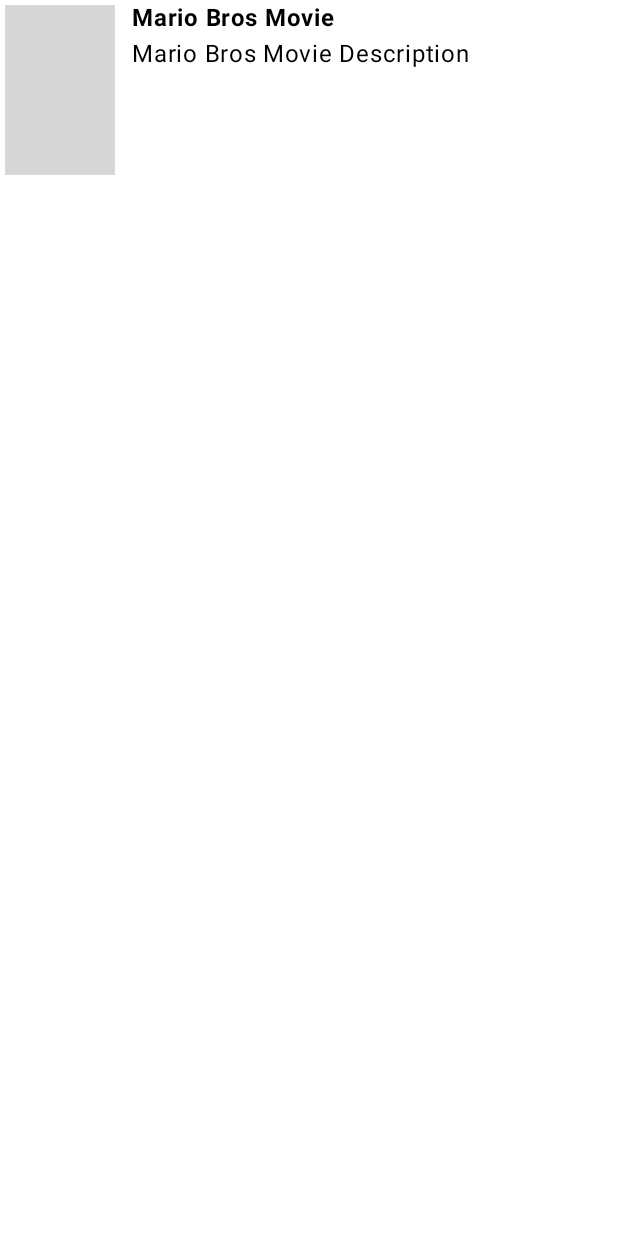
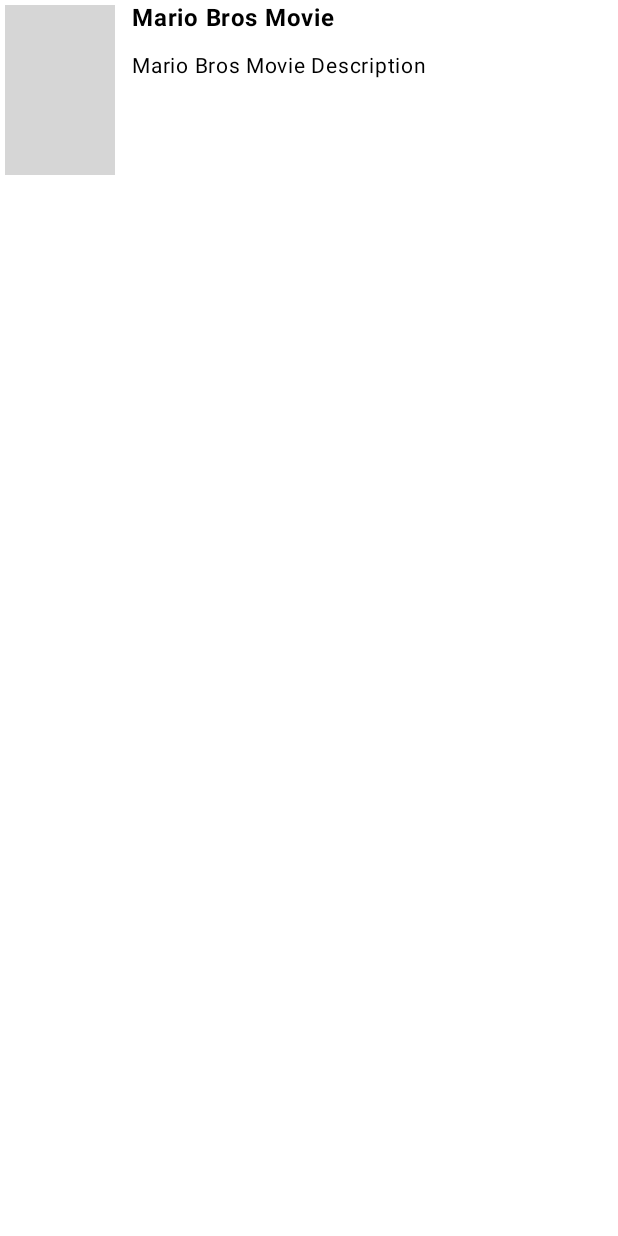
Before and after one commit to jordiejuwono/MovieBDD, an Android app built with Jetpack Compose: the @Preview function MovieItemPreview, on a phone screen of 412 x 824 dp. Run offline under Robolectric (Android 15) with nearby library versions, the phone set to English and light mode, and no system bars; pictures from the network do not load; grey boxes are pictures that could not be loaded.

Commit message:
finishing feature get top rated movies list

```diff
--- a/app/build.gradle
+++ b/app/build.gradle
@@ -51,9 +51,11 @@ dependencies {
     implementation 'androidx.core:core-ktx:1.7.0'
     implementation 'androidx.lifecycle:lifecycle-runtime-ktx:2.3.1'
     implementation 'androidx.activity:activity-compose:1.3.1'
+    implementation "androidx.compose.material:material:$compose_version"
     implementation "androidx.compose.ui:ui:$compose_version"
     implementation "androidx.compose.ui:ui-tooling-preview:$compose_version"
     implementation 'androidx.compose.material3:material3:1.0.0-alpha02'
+    implementation 'com.google.android.material:material:1.8.0'
     testImplementation 'junit:junit:4.13.2'
     androidTestImplementation 'androidx.test.ext:junit:1.1.5'
     androidTestImplementation 'androidx.test.espresso:espresso-core:3.5.1'
--- a/app/src/main/AndroidManifest.xml
+++ b/app/src/main/AndroidManifest.xml
@@ -1,6 +1,8 @@
 <?xml version="1.0" encoding="utf-8"?>
 <manifest xmlns:android="http://schemas.android.com/apk/res/android"
     xmlns:tools="http://schemas.android.com/tools">
+
+    <uses-permission android:name="android.permission.INTERNET"/>
 
     <application
         android:name=".App"
--- a/app/src/main/java/com/jordju/moviebdd/data/remote/mapper/MovieMapper.kt
+++ b/app/src/main/java/com/jordju/moviebdd/data/remote/mapper/MovieMapper.kt
@@ -24,7 +24,7 @@ object MovieMapper {
                 id = result?.id ?: 0,
                 originalTitle = result?.originalTitle ?: "",
                 overview = result?.overview ?: "",
-                posterPath = result?.posterPath ?: "",
+                posterPath = "https://image.tmdb.org/t/p/w500/${result?.posterPath ?: ""}",
                 releaseDate = result?.releaseDate ?: "",
                 title = result?.title ?: "",
                 voteAverage = result?.voteAverage ?: 0.0,
--- a/app/src/main/java/com/jordju/moviebdd/ui/components/MovieItem.kt
+++ b/app/src/main/java/com/jordju/moviebdd/ui/components/MovieItem.kt
@@ -6,8 +6,10 @@ import androidx.compose.runtime.Composable
 import androidx.compose.ui.Modifier
 import androidx.compose.ui.text.TextStyle
 import androidx.compose.ui.text.font.FontWeight
+import androidx.compose.ui.text.style.TextOverflow
 import androidx.compose.ui.tooling.preview.Preview
 import androidx.compose.ui.unit.dp
+import androidx.compose.ui.unit.sp
 import coil.compose.AsyncImage
 import com.jordju.moviebdd.ui.theme.MovieBDDTheme
 
@@ -29,8 +31,18 @@ fun MovieItem(
         )
         Spacer(modifier = Modifier.width(8.dp))
         Column() {
-            Text(text = movieTitle, fontWeight = FontWeight.Bold)
-            Text(text = movieDescription, maxLines = 3)
+            Text(
+                text = movieTitle,
+                fontWeight = FontWeight.Bold,
+                fontSize = 16.sp
+            )
+            Spacer(modifier = Modifier.height(8.dp))
+            Text(
+                text = movieDescription,
+                maxLines = 3,
+                fontSize = 14.sp,
+                overflow = TextOverflow.Ellipsis
+            )
         }
     }
 }
```
Also changed, not shown: app/src/main/java/com/jordju/moviebdd/ui/screen/MainActivity.kt (+62 -12 lines).
